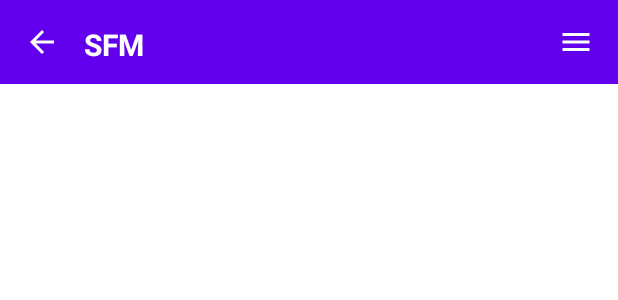
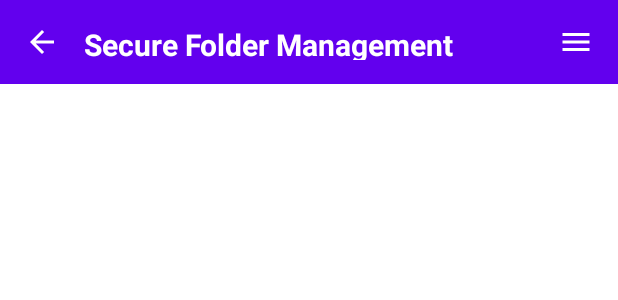
Before and after one commit to bchooxg/CSIT321, an Android app: the layout toolbar.xml on its own in the app's theme, with its tools: preview values and no code run, on a phone screen of 412 x 824 dp. Shown: the top 300 px of the screen. Run offline under Robolectric (Android 15) with nearby library versions, the phone set to English and light mode, and no system bars.

Commit message:
Changed app name in toolbar

```diff
--- a/app/src/main/res/layout/new_toolbar.xml
+++ b/app/src/main/res/layout/new_toolbar.xml
@@ -6,6 +6,7 @@
     android:background="?colorPrimary"
     android:elevation="4dp"
     android:theme="@style/ThemeOverlay.AppCompat.Dark.ActionBar"
+    app:title="@string/long_app_name"
     app:popupTheme="@style/ThemeOverlay.AppCompat.Light">
 
 </androidx.appcompat.widget.Toolbar>
--- a/app/src/main/res/layout/toolbar.xml
+++ b/app/src/main/res/layout/toolbar.xml
@@ -19,7 +19,7 @@
         <TextView
             android:layout_width="wrap_content"
             android:layout_height="wrap_content"
-            android:text="@string/app_name"
+            android:text="@string/long_app_name"
             android:textColor="@color/white"
             android:textSize="20sp"
             android:layout_marginStart="16dp"
```
